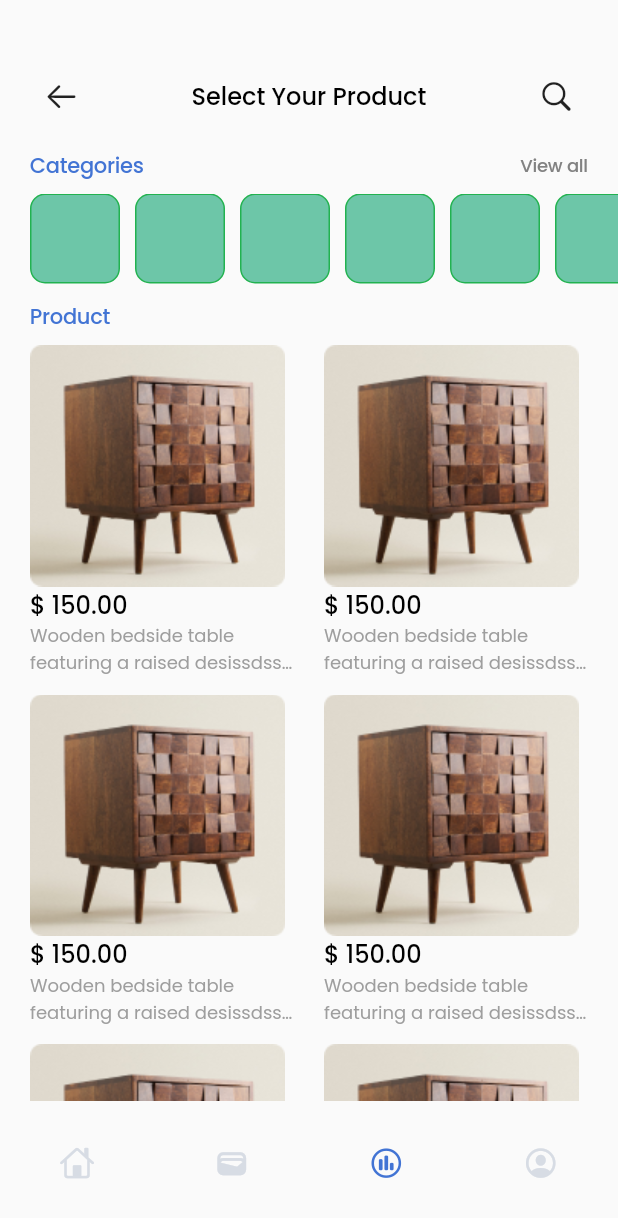
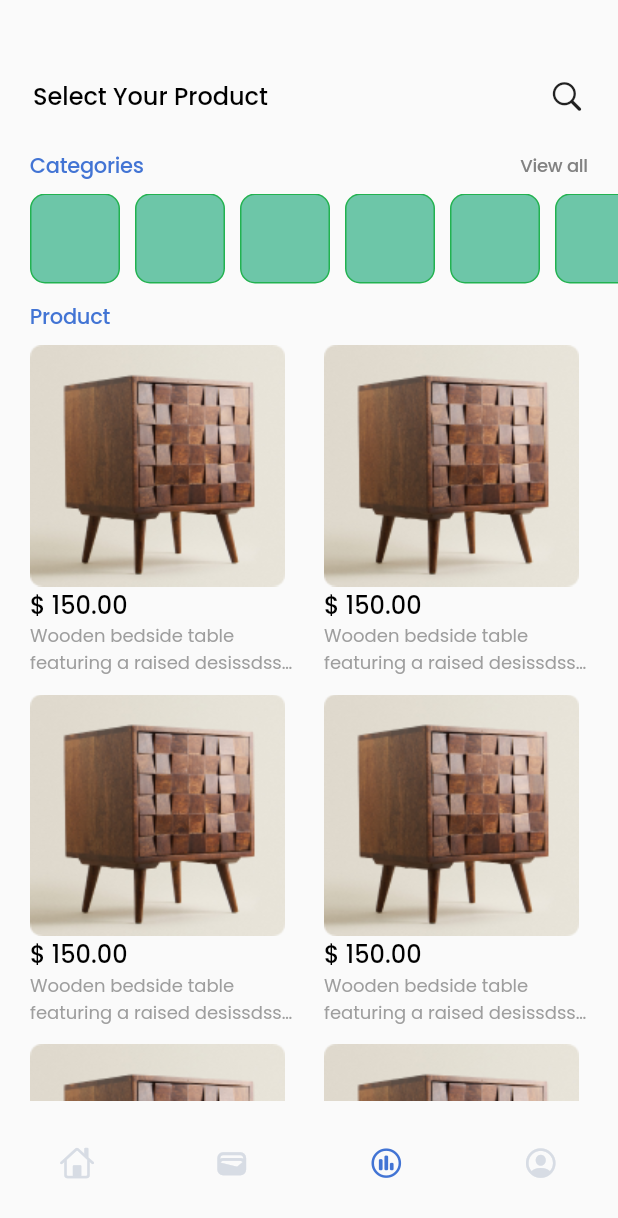
Before and after one commit to Irfan-kc/ideal_promoter, a Flutter app: the screen it shows after launch, item 3 of the bottom bar chosen, on a phone screen of 412 x 824 dp. Shown: the top 1218 px of the screen. Run offline on Flutter 3.47's test engine with Material 2 defaults, Android fonts, the phone set to English and light mode, and no system bars; our stand-ins replace carousel_slider, fl_chart, percent_indicator.

```diff
--- a/lib/view/screen/home/bottom_nav_screen/chart_screen/widget/app_bar.dart
+++ b/lib/view/screen/home/bottom_nav_screen/chart_screen/widget/app_bar.dart
@@ -13,11 +13,10 @@ class CustAppBar extends StatelessWidget {
       children: [
         KHeight(52),
         Padding(
-          padding: EdgeInsets.symmetric(horizontal: 29.0),
+          padding: EdgeInsets.symmetric(horizontal: 22.0),
           child: Row(
             mainAxisAlignment: MainAxisAlignment.spaceBetween,
             children: [
-              Icon(CupertinoIcons.arrow_left),
               Text(
                 'Select Your Product',
                 style: AppTextStyle.body1Text,
```
